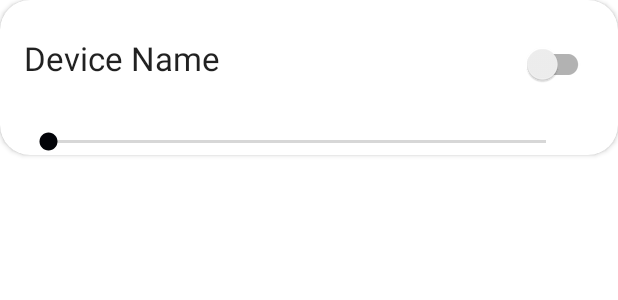
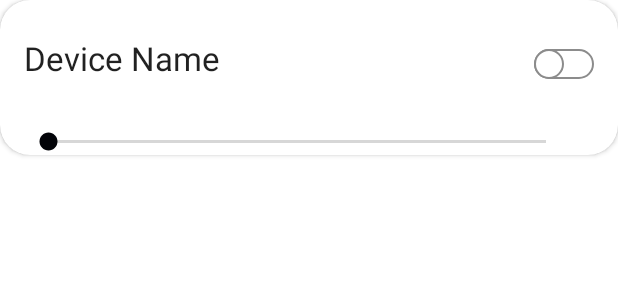
Before and after one commit to minaairsupport/SmartHome, an Android app: the layout light_item.xml on its own in the app's theme, with its tools: preview values and no code run, on a phone screen of 412 x 824 dp. Shown: the top 300 px of the screen. Run offline under Robolectric (Android 15) with nearby library versions, the phone set to English and light mode, and no system bars.

Commit message:
make some UI refinement

```diff
--- a/app/src/main/java/com/massive/smarthome/utils/Constants.kt
+++ b/app/src/main/java/com/massive/smarthome/utils/Constants.kt
@@ -7,3 +7,4 @@ enum class DevicesTypes {
 const val LIGHT_TYPE: String = "Light"
 const val ROLLER_TYPE: String = "RollerShutter"
 const val HEATER_TYPE: String = "Heater"
+const val ALL_TYPE:String = "All"
--- a/app/src/main/java/com/massive/smarthome/utils/Convertor.kt
+++ b/app/src/main/java/com/massive/smarthome/utils/Convertor.kt
@@ -9,7 +9,7 @@ import com.massive.smarthome.data.dto.device.RollerDevice
 import java.text.SimpleDateFormat
 
 
-fun convertResponse(devicesApi: List<DevicesItem>): List<Device> {
+fun convertResponse(devicesApi: List<DevicesItem>): ArrayList<Device> {
     return devicesApi.map {
         when (it.productType) {
             LIGHT_TYPE -> LightDevice(
@@ -33,7 +33,7 @@ fun convertResponse(devicesApi: List<DevicesItem>): List<Device> {
             )
             else -> throw Exception()
         }
-    }
+    } as ArrayList<Device>
 }
 
 @TypeConverter
--- /dev/null
+++ b/app/src/main/res/drawable/custom_thumb.xml
@@ -0,0 +1,22 @@
+<?xml version="1.0" encoding="utf-8"?>
+<selector
+    xmlns:android="http://schemas.android.com/apk/res/android">
+    <item android:state_checked="false">
+        <shape android:shape="oval">
+            <solid android:color="#ffffff"/>
+            <size android:width="20dp"
+                android:height="20dp"/>
+            <stroke android:width="1dp"
+                android:color="#8c8c8c"/>
+        </shape>
+    </item>
+    <item android:state_checked="true">
+        <shape android:shape="oval">
+            <solid android:color="#ffffff"/>
+            <size android:width="20dp"
+                android:height="20dp"/>
+            <stroke android:width="1dp"
+                android:color="#34c759"/>
+        </shape>
+    </item>
+</selector>
--- /dev/null
+++ b/app/src/main/res/drawable/custom_track.xml
@@ -0,0 +1,19 @@
+<?xml version="1.0" encoding="utf-8"?>
+<selector xmlns:android="http://schemas.android.com/apk/res/android">
+    <item android:state_checked="false">
+        <shape android:shape="rectangle">
+            <corners android:radius="20dp" />
+            <solid android:color="#ffffff" />
+            <stroke android:color="#8c8c8c" android:width="1dp"/>
+            <size android:height="20dp" />
+        </shape>
+    </item>
+    <item android:state_checked="true">
+        <shape android:shape="rectangle">
+            <corners android:radius="20dp" />
+            <solid android:color="#34c759" />
+            <stroke android:color="#8c8c8c" android:width="1dp"/>
+            <size android:height="20dp" />
+        </shape>
+    </item>
+</selector>
--- a/app/src/main/res/drawable/ic_baseline_account_circle_24.xml
+++ b/app/src/main/res/drawable/ic_baseline_account_circle_24.xml
@@ -1,5 +1,5 @@
-<vector android:height="24dp" android:tint="#FFFFFF"
+<vector android:height="24dp" android:tint="#000000"
     android:viewportHeight="24" android:viewportWidth="24"
     android:width="24dp" xmlns:android="http://schemas.android.com/apk/res/android">
-    <path android:fillColor="@android:color/white" android:pathData="M12,2C6.48,2 2,6.48 2,12s4.48,10 10,10 10,-4.48 10,-10S17.52,2 12,2zM12,5c1.66,0 3,1.34 3,3s-1.34,3 -3,3 -3,-1.34 -3,-3 1.34,-3 3,-3zM12,19.2c-2.5,0 -4.71,-1.28 -6,-3.22 0.03,-1.99 4,-3.08 6,-3.08 1.99,0 5.97,1.09 6,3.08 -1.29,1.94 -3.5,3.22 -6,3.22z"/>
+    <path android:fillColor="@android:color/darker_gray" android:pathData="M12,2C6.48,2 2,6.48 2,12s4.48,10 10,10 10,-4.48 10,-10S17.52,2 12,2zM12,5c1.66,0 3,1.34 3,3s-1.34,3 -3,3 -3,-1.34 -3,-3 1.34,-3 3,-3zM12,19.2c-2.5,0 -4.71,-1.28 -6,-3.22 0.03,-1.99 4,-3.08 6,-3.08 1.99,0 5.97,1.09 6,3.08 -1.29,1.94 -3.5,3.22 -6,3.22z"/>
 </vector>
--- a/app/src/main/res/layout/light_item.xml
+++ b/app/src/main/res/layout/light_item.xml
@@ -28,6 +28,8 @@
             android:layout_marginTop="16dp"
             android:layout_marginEnd="16dp"
             android:layout_marginBottom="16dp"
+            android:thumb="@drawable/custom_thumb"
+            app:track="@drawable/custom_track"
             app:layout_constraintBottom_toTopOf="@+id/sbIntensity"
             app:layout_constraintEnd_toEndOf="parent"
             app:layout_constraintStart_toEndOf="@+id/tvDeviceName"
--- a/app/src/main/res/values/colors.xml
+++ b/app/src/main/res/values/colors.xml
@@ -1,5 +1,13 @@
 <?xml version="1.0" encoding="utf-8"?>
 <resources>
+
+    <!--    new theme color-->
+    <color name="primaryColor">#4fc3f7</color>
+    <color name="primaryLightColor">#8bf6ff</color>
+    <color name="primaryDarkColor">#0093c4</color>
+    <color name="primaryTextColor">#000000</color>
+
+
     <color name="purple_200">#FFBB86FC</color>
     <color name="purple_500">#FF6200EE</color>
     <color name="purple_700">#FF3700B3</color>
@@ -8,7 +16,10 @@
     <color name="black">#FF000000</color>
     <color name="white">#FFFFFFFF</color>
 
-<!-- Header colors-->
+    <!-- Header colors-->
 
     <color name="header_bg">#030409</color>
+
+    <color name="home_bg"> #F5F5F5</color>
+
 </resources>
--- a/app/src/main/res/values/themes.xml
+++ b/app/src/main/res/values/themes.xml
@@ -5,8 +5,8 @@
 
         <item name="android:windowActionBar">false</item>
         <!-- Customize your theme here. -->
-        <item name="colorPrimary">@color/purple_500</item>
-        <item name="colorPrimaryDark">@color/purple_700</item>
+        <item name="colorPrimary">@color/primaryColor</item>
+        <item name="colorPrimaryDark">@color/primaryDarkColor</item>
         <item name="colorAccent">@color/white</item>
     </style>
 
```
Also changed, not shown: app/src/main/AndroidManifest.xml (+4 -7 lines), app/src/main/java/com/massive/smarthome/ui/component/home/HomeActivity.kt (+11 -2 lines), app/src/main/java/com/massive/smarthome/ui/component/home/adapter/DevicesListAdapter.kt (+26 -6 lines), app/src/main/res/layout/dropdown_item.xml (added, +11 -0 lines), app/src/main/res/layout/home_layout.xml (+27 -6 lines), app/src/main/res/values/strings.xml (+8 -0 lines).
